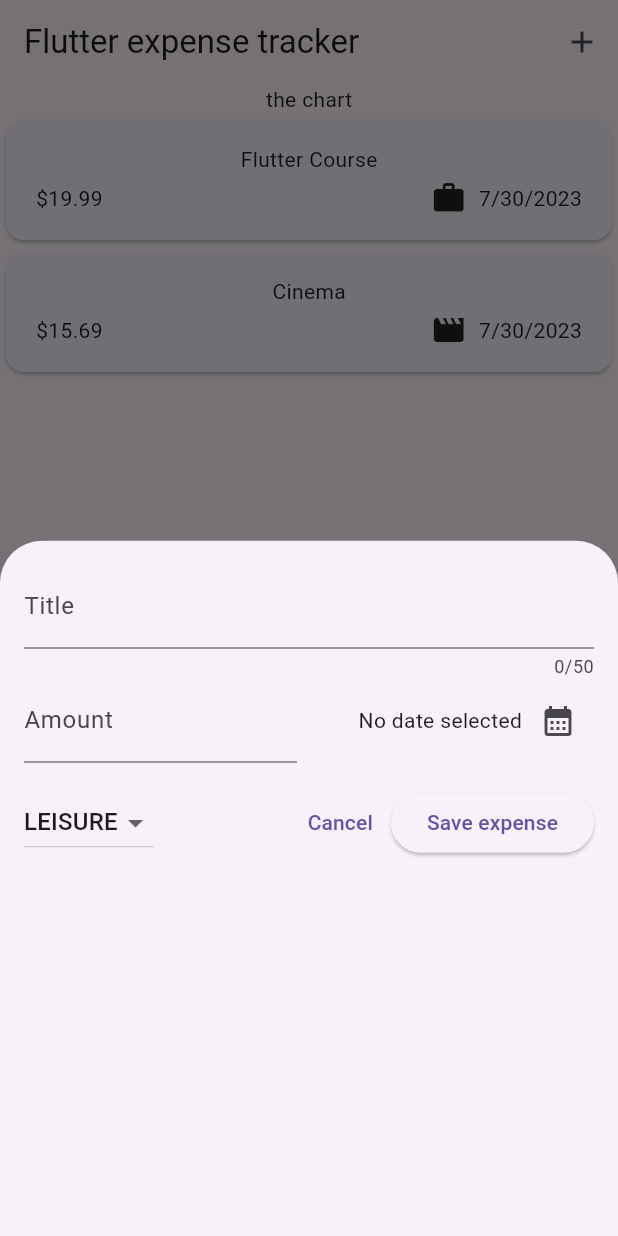
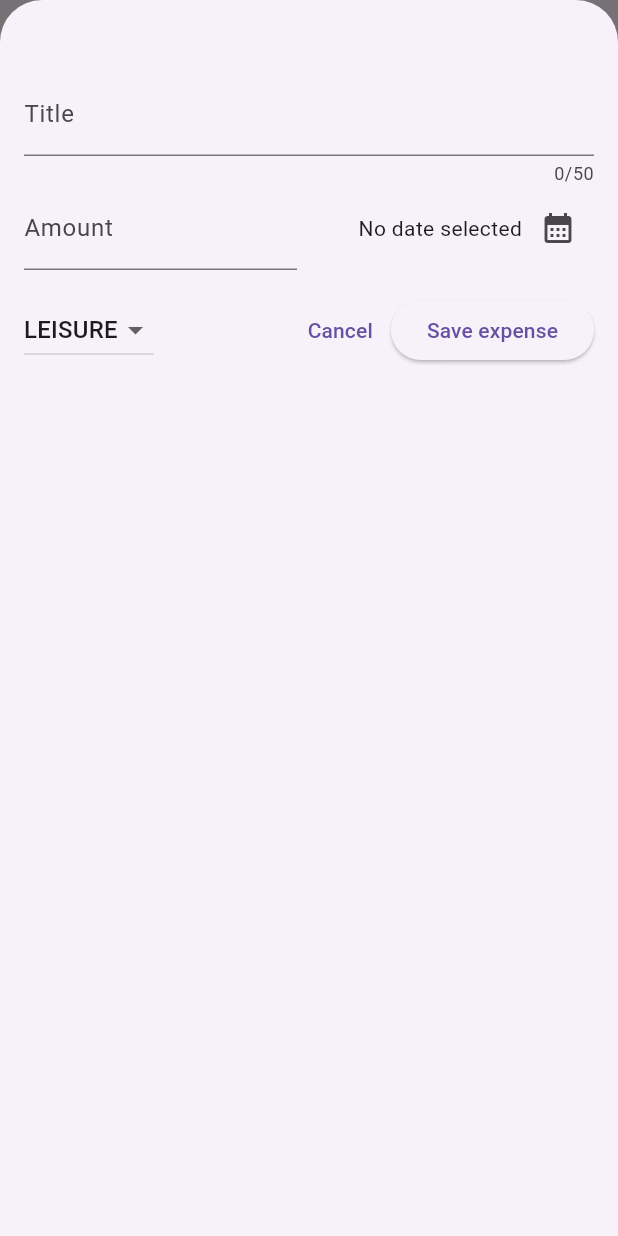
Before and after one commit to deepBn/expense_tracker, a Flutter app: the screen it shows after launch, after a tap on the "add" icon, on a phone screen of 412 x 824 dp. Run offline on Flutter 3.47's test engine with Material 2 defaults, Android fonts, the phone set to English and light mode, and no system bars.

Commit message:
Bottom sheet full-screen and expense remove feature added

```diff
--- a/lib/widgets/expenses.dart
+++ b/lib/widgets/expenses.dart
@@ -32,8 +32,15 @@ class _ExpensesState extends State<Expenses> {
     });
   }
 
+  void _removeExpense(Expense expense) {
+    setState(() {
+      _registeredExpenses.remove(expense);
+    });
+  }
+
   void _openAddExpenseOverlay() {
     showModalBottomSheet(
+      isScrollControlled: true,
       context: context,
       builder: (ctx) => NewExpense(_addExpense),
     );
@@ -55,7 +62,10 @@ class _ExpensesState extends State<Expenses> {
         children: [
           const Text("the chart"),
           Expanded(
-            child: ExpensesList(expenses: _registeredExpenses),
+            child: ExpensesList(
+              expenses: _registeredExpenses,
+              onRemoveExpense: _removeExpense,
+            ),
           ),
         ],
       ),
--- a/lib/widgets/expenses_list/expenses_list.dart
+++ b/lib/widgets/expenses_list/expenses_list.dart
@@ -6,7 +6,10 @@ class ExpensesList extends StatelessWidget {
   const ExpensesList({
     super.key,
     required this.expenses,
+    required this.onRemoveExpense,
   });
+
+  final void Function(Expense expense) onRemoveExpense;
 
   final List<Expense> expenses;
 
@@ -14,7 +17,13 @@ class ExpensesList extends StatelessWidget {
   Widget build(BuildContext context) {
     return ListView.builder(
       itemCount: expenses.length,
-      itemBuilder: (ctx, index) => ExpenseItem(expenses[index]),
+      itemBuilder: (ctx, index) => Dismissible(
+        key: ValueKey(expenses[index]),
+        onDismissed: (direction) {
+          onRemoveExpense(expenses[index]);
+        },
+        child: ExpenseItem(expenses[index]),
+      ),
     );
   }
 }
--- a/lib/widgets/new_expense.dart
+++ b/lib/widgets/new_expense.dart
@@ -68,6 +68,7 @@ class _NewExpenseState extends State<NewExpense> {
           date: _selectedDate!,
           category: _selectedCategory),
     );
+    Navigator.pop(context);
   }
 
   @override
@@ -80,7 +81,7 @@ class _NewExpenseState extends State<NewExpense> {
   @override
   Widget build(BuildContext context) {
     return Padding(
-      padding: const EdgeInsets.all(16),
+      padding: const EdgeInsets.fromLTRB(16, 48, 16, 16),
       child: Column(
         children: [
           TextField(
```
